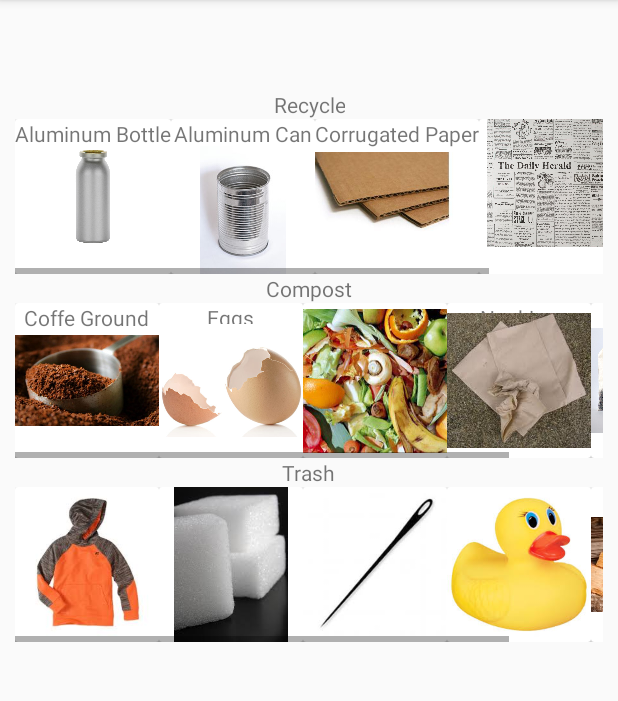
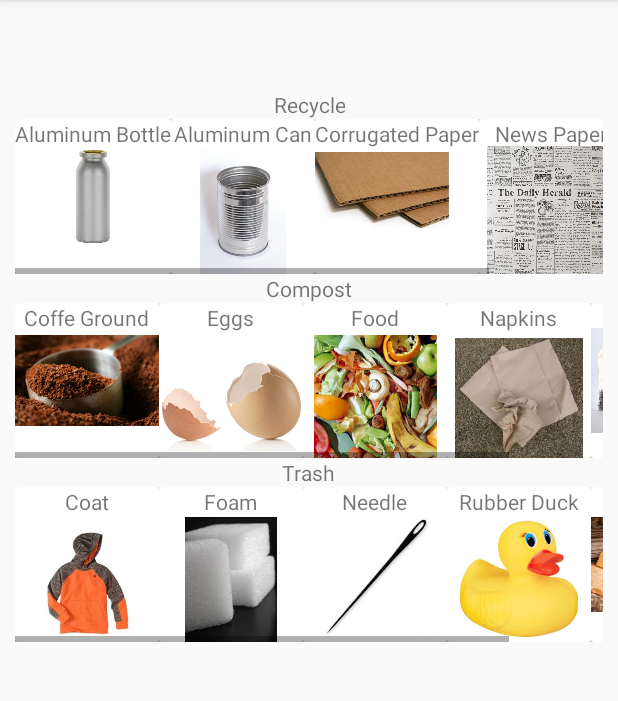
Before and after one commit to kushgkh/iSort, an Android app: the EducationActivity screen opened directly, with no data from a screen before it, on a phone screen of 412 x 824 dp, the part 84-785 px from its top. Run offline under Robolectric (Android 15) with nearby library versions, the phone set to English and light mode, and no system bars.

Commit message:
Changed the orientation of the education activity

```diff
--- a/app/src/main/res/layout/activity_education.xml
+++ b/app/src/main/res/layout/activity_education.xml
@@ -108,6 +108,7 @@
                     <ImageView
                         android:layout_width="96dp"
                         android:layout_height="85dp"
+                        android:layout_gravity="bottom"
                         android:src="@drawable/recyclenewspaper" />
                 </android.support.v7.widget.CardView>
                 <android.support.v7.widget.CardView
@@ -123,9 +124,11 @@
                         android:layout_width="wrap_content"
                         android:layout_height="wrap_content"
                         android:paddingBottom="10dp"/>
+
                     <ImageView
                         android:layout_width="96dp"
-                        android:layout_height="103dp"
+                        android:layout_height="88dp"
+                        android:layout_gravity="bottom"
                         android:src="@drawable/recyclewaterbottle" />
                 </android.support.v7.widget.CardView>
             </LinearLayout>
@@ -178,9 +181,11 @@
                         android:layout_width="wrap_content"
                         android:layout_height="wrap_content"
                         android:paddingBottom="10dp"/>
+
                     <ImageView
                         android:layout_width="96dp"
-                        android:layout_height="103dp"
+                        android:layout_height="84dp"
+                        android:layout_gravity="bottom"
                         android:src="@drawable/composteggs" />
                 </android.support.v7.widget.CardView>
                 <android.support.v7.widget.CardView
@@ -196,9 +201,11 @@
                         android:layout_width="wrap_content"
                         android:layout_height="wrap_content"
                         android:paddingBottom="10dp"/>
+
                     <ImageView
                         android:layout_width="96dp"
-                        android:layout_height="103dp"
+                        android:layout_height="82dp"
+                        android:layout_gravity="bottom"
                         android:src="@drawable/compostfood" />
                 </android.support.v7.widget.CardView>
                 <android.support.v7.widget.CardView
@@ -214,9 +221,11 @@
                         android:layout_width="wrap_content"
                         android:layout_height="wrap_content"
                         android:paddingBottom="10dp"/>
+
                     <ImageView
                         android:layout_width="96dp"
-                        android:layout_height="103dp"
+                        android:layout_height="80dp"
+                        android:layout_gravity="bottom"
                         android:src="@drawable/compostnapkins" />
                 </android.support.v7.widget.CardView>
                 <android.support.v7.widget.CardView
@@ -267,9 +276,11 @@
                         android:layout_width="wrap_content"
                         android:layout_height="wrap_content"
                         android:paddingBottom="10dp"/>
+
                     <ImageView
+                        android:layout_gravity="bottom"
                         android:layout_width="96dp"
-                        android:layout_height="103dp"
+                        android:layout_height="76dp"
                         android:src="@drawable/trashcoat" />
                 </android.support.v7.widget.CardView>
                 <android.support.v7.widget.CardView
@@ -285,9 +296,11 @@
                         android:layout_width="wrap_content"
                         android:layout_height="wrap_content"
                         android:paddingBottom="10dp"/>
+
                     <ImageView
+                        android:layout_gravity="bottom"
                         android:layout_width="96dp"
-                        android:layout_height="103dp"
+                        android:layout_height="83dp"
                         android:src="@drawable/trashfoam" />
                 </android.support.v7.widget.CardView>
                 <android.support.v7.widget.CardView
@@ -303,9 +316,11 @@
                         android:layout_width="wrap_content"
                         android:layout_height="wrap_content"
                         android:paddingBottom="10dp"/>
+
                     <ImageView
+                        android:layout_gravity="bottom"
                         android:layout_width="96dp"
-                        android:layout_height="103dp"
+                        android:layout_height="85dp"
                         android:src="@drawable/trashneedle" />
                 </android.support.v7.widget.CardView>
                 <android.support.v7.widget.CardView
@@ -321,9 +336,11 @@
                         android:layout_width="wrap_content"
                         android:layout_height="wrap_content"
                         android:paddingBottom="10dp"/>
+
                     <ImageView
+                        android:layout_gravity="bottom"
                         android:layout_width="96dp"
-                        android:layout_height="103dp"
+                        android:layout_height="84dp"
                         android:src="@drawable/trashrubberduck" />
                 </android.support.v7.widget.CardView>
                 <android.support.v7.widget.CardView
@@ -340,6 +357,7 @@
                         android:layout_height="wrap_content"
                         android:paddingBottom="10dp"/>
                     <ImageView
+                        android:layout_gravity="bottom"
                         android:layout_width="96dp"
                         android:layout_height="103dp"
                         android:src="@drawable/trashwood" />
```
